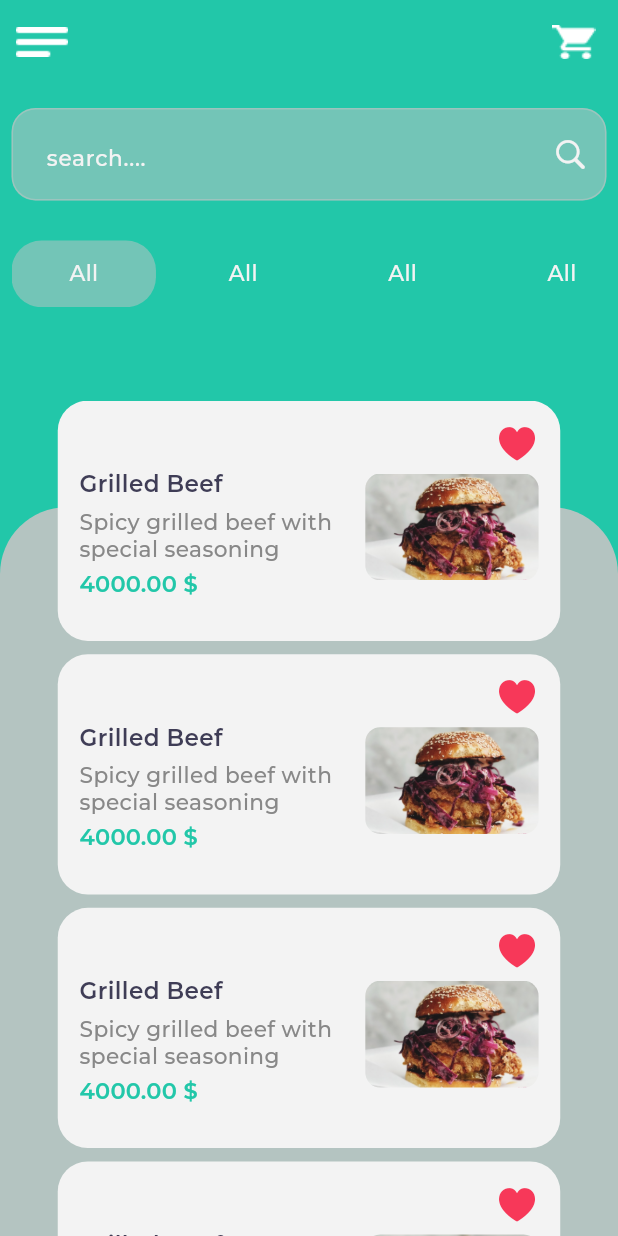
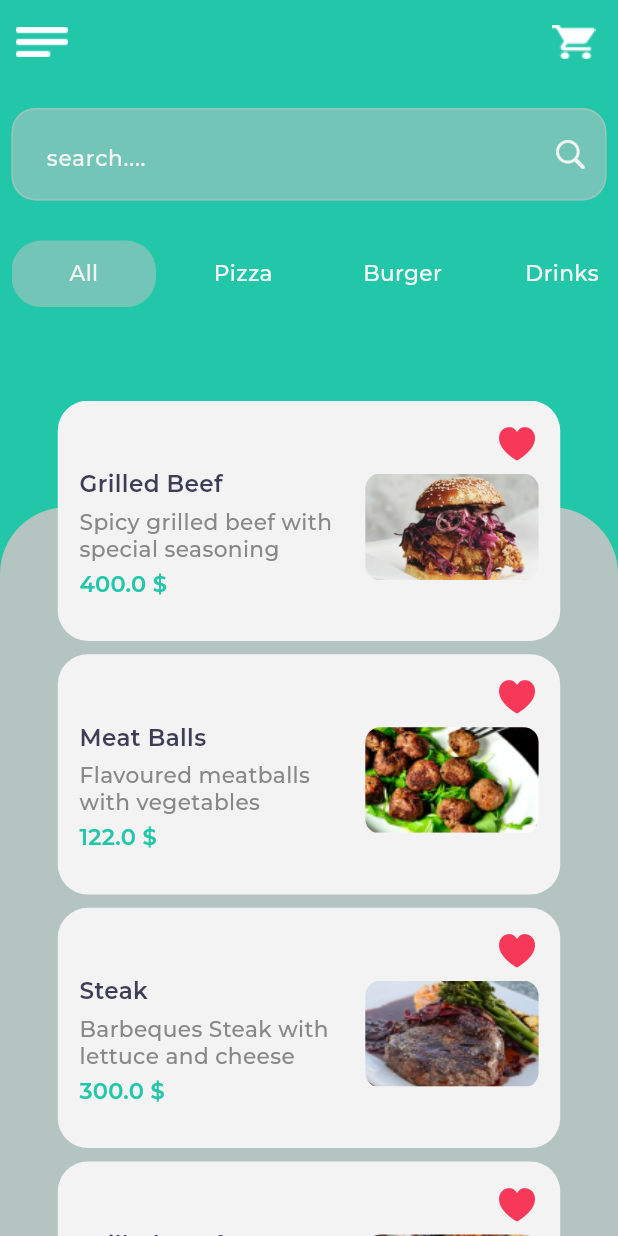
Before and after one commit to hassan553/restruante-app, a Flutter app: the HomView screen opened directly, on a phone screen of 412 x 824 dp. Run offline on Flutter 3.47's test engine with Material 3 defaults, Android fonts, the phone set to English and light mode, and no system bars; our stand-ins replace flutter_screenutil, flutter_svg; project files that could hold a hidden picture were left out.

Commit message:
product model

```diff
--- a/lib/main.dart
+++ b/lib/main.dart
@@ -4,6 +4,7 @@ import 'package:food_app/core/utils/app_theme.dart';
 import 'package:food_app/screens/auth/login_view.dart';
 import 'package:food_app/screens/auth/success_auth_view.dart';
 import 'package:food_app/screens/home/details_view.dart';
+import 'package:food_app/screens/splash/splash_view.dart';
 
 void main() {
   runApp(const MyApp());
@@ -22,7 +23,7 @@ class MyApp extends StatelessWidget {
             debugShowCheckedModeBanner: false,
             title: 'Food App',
             theme: AppTheme.light(),
-            home: const LoginView(),
+            home: const SplashView(),
           );
         });
   }
--- /dev/null
+++ b/lib/model/product_model.dart
@@ -0,0 +1,42 @@
+// ignore_for_file: public_member_api_docs, sort_constructors_first
+import 'package:food_app/core/utils/app_assets.dart';
+
+class ProductModel {
+  final String name;
+  final String image;
+  final String description;
+  final double price;
+  ProductModel({
+    required this.name,
+    required this.image,
+    required this.description,
+    required this.price,
+  });
+}
+
+List<ProductModel> products = [
+  ProductModel(
+    name: 'Grilled Beef',
+    image: AppAssets.image4Png,
+    description: 'Spicy grilled beef with special seasoning',
+    price: 400.00,
+  ),
+  ProductModel(
+    name: 'Meat Balls',
+    image: AppAssets.image2Png,
+    description: 'Flavoured meatballs with vegetables',
+    price: 122.00,
+  ),
+  ProductModel(
+    name: 'Steak',
+    image: AppAssets.image1Png,
+    description: 'Barbeques Steak with lettuce and cheese',
+    price: 300.00,
+  ),
+  ProductModel(
+    name: 'Grilled Beef',
+    image: AppAssets.image3Png,
+    description: 'Spicy grilled beef with special seasoning',
+    price: 230.00,
+  ),
+];
--- a/lib/screens/home/home_view.dart
+++ b/lib/screens/home/home_view.dart
@@ -6,6 +6,7 @@ import 'package:food_app/core/utils/app_assets.dart';
 import 'package:food_app/core/utils/app_colors.dart';
 import 'package:food_app/core/utils/app_text_style.dart';
 import 'package:food_app/core/widget/custom_text_field.dart';
+import 'package:food_app/model/product_model.dart';
 import 'package:food_app/screens/home/details_view.dart';
 
 class HomView extends StatefulWidget {
@@ -17,6 +18,15 @@ class HomView extends StatefulWidget {
 
 class _HomViewState extends State<HomView> {
   int currentIndex = 0;
+  List<String> categories = [
+    'All',
+    'Pizza',
+    'Burger',
+    'Drinks',
+    'Dessert',
+    'Snacks'
+  ];
+
   @override
   Widget build(BuildContext context) {
     return Scaffold(
@@ -69,7 +79,7 @@ class _HomViewState extends State<HomView> {
                     height: 50.h,
                     child: ListView.builder(
                         scrollDirection: Axis.horizontal,
-                        itemCount: 5,
+                        itemCount: categories.length,
                         itemBuilder: (context, index) {
                           return InkWell(
                             onTap: () => setState(() {
@@ -86,8 +96,8 @@ class _HomViewState extends State<HomView> {
                                 borderRadius: BorderRadius.circular(20),
                               ),
                               child: Center(
-                                  child:
-                                      Text('All', style: CustomStyle.f15500)),
+                                  child: Text(categories[index],
+                                      style: CustomStyle.f15500)),
                             ),
                           );
                         })),
@@ -96,7 +106,7 @@ class _HomViewState extends State<HomView> {
               Expanded(
                 child: ListView.builder(
                     physics: const BouncingScrollPhysics(),
-                    itemCount: 5,
+                    itemCount: products.length,
                     itemBuilder: (context, index) {
                       return InkWell(
                         onTap: () =>
@@ -128,11 +138,10 @@ class _HomViewState extends State<HomView> {
                                       crossAxisAlignment:
                                           CrossAxisAlignment.start,
                                       children: [
-                                        Text('Grilled Beef',
+                                        Text(products[index].name,
                                             style: CustomStyle.f16600),
                                         SizedBox(height: 8.h),
-                                        Text(
-                                            'Spicy grilled beef with special seasoning',
+                                        Text(products[index].description,
                                             overflow: TextOverflow.ellipsis,
                                             maxLines: 2,
                                             style: CustomStyle.f15500.copyWith(
@@ -140,7 +149,7 @@ class _HomViewState extends State<HomView> {
                                             )),
                                         SizedBox(height: 15.h),
                                         Text(
-                                          '4000.00 \$',
+                                          '${products[index].price} \$',
                                           style: CustomStyle.f15600.copyWith(
                                               color: AppColors.primaryColor),
                                         ),
@@ -150,7 +159,7 @@ class _HomViewState extends State<HomView> {
                                   SizedBox(width: 10.w),
                                   ClipRRect(
                                     borderRadius: BorderRadius.circular(10),
-                                    child: Image.asset(AppAssets.image4Png,
+                                    child: Image.asset(products[index].image,
                                         width: 120.w,
                                         height: 80.h,
                                         fit: BoxFit.fill),
```
